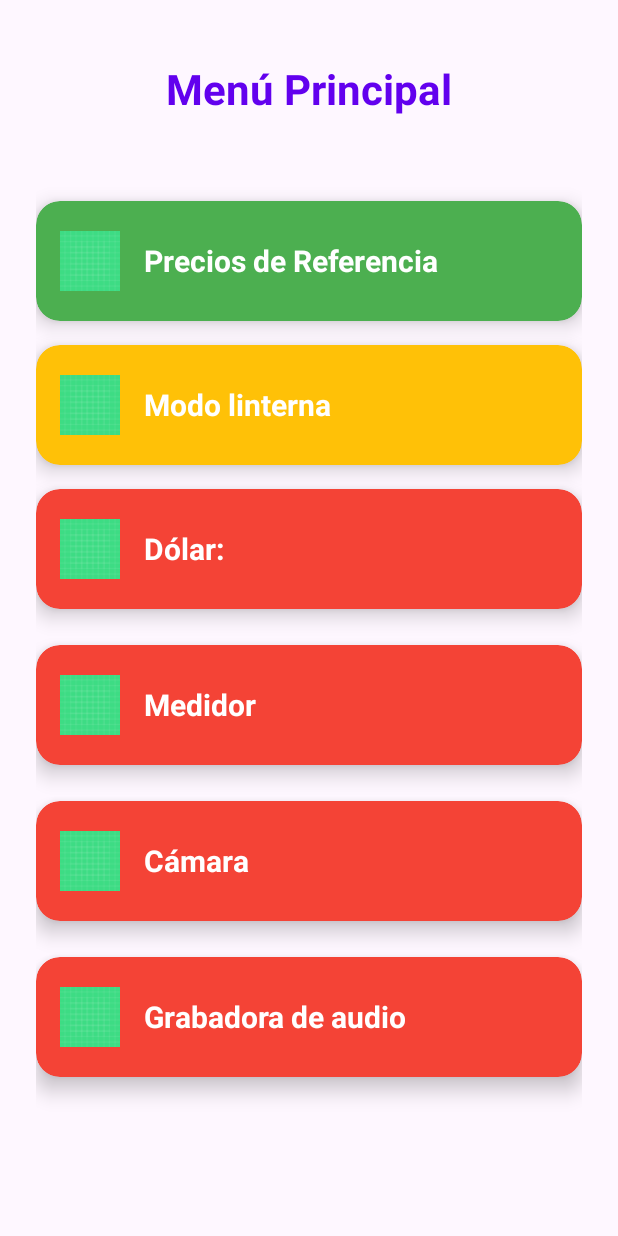
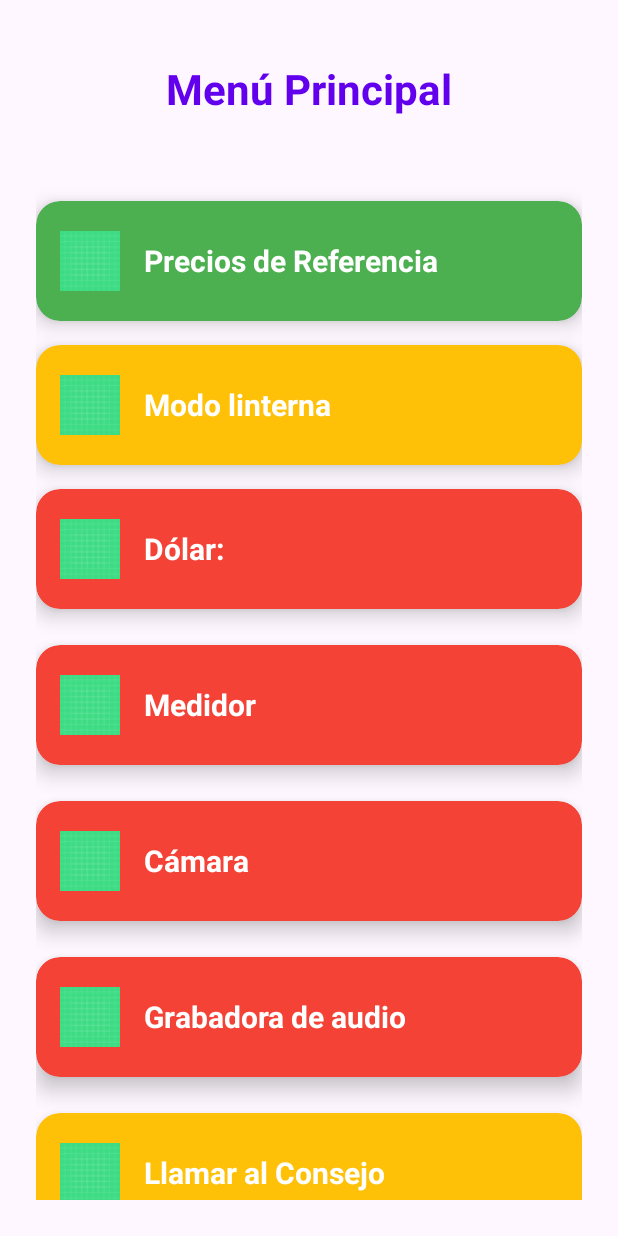
Before and after one commit to FranciscoDadone/LOAM_TP1, an Android app built with Jetpack Compose: the layout activity_main.xml on its own in the app's theme, with its tools: preview values and no code run, on a phone screen of 412 x 824 dp. Run offline under Robolectric (Android 15) with nearby library versions, the phone set to English and light mode, and no system bars.

Commit message:
Llamada al consejo de ingenieria

```diff
--- a/app/src/main/AndroidManifest.xml
+++ b/app/src/main/AndroidManifest.xml
@@ -8,6 +8,7 @@
     <uses-permission android:name="android.permission.VIBRATE" />
     <uses-permission android:name="android.permission.WRITE_EXTERNAL_STORAGE" />
     <uses-permission android:name="android.permission.READ_EXTERNAL_STORAGE" />
+    <uses-permission android:name="android.permission.CALL_PHONE"/>
 
     <application
         android:allowBackup="true"
--- a/app/src/main/java/com/loam/trabajopractico1loam/MainActivity.kt
+++ b/app/src/main/java/com/loam/trabajopractico1loam/MainActivity.kt
@@ -1,12 +1,17 @@
 package com.loam.trabajopractico1loam
 
+import android.Manifest
 import android.content.Context
 import android.content.Intent
+import android.content.pm.PackageManager
 import android.hardware.camera2.CameraManager
+import android.net.Uri
 import android.os.Bundle
 import android.widget.TextView
 import androidx.appcompat.app.AppCompatActivity
 import androidx.cardview.widget.CardView
+import androidx.compose.ui.platform.LocalContext
+import androidx.core.content.ContextCompat
 import androidx.lifecycle.lifecycleScope
 import com.loam.trabajopractico1loam.services.DolarService
 import kotlinx.coroutines.launch
@@ -24,6 +29,7 @@ class MainActivity : AppCompatActivity() {
     private lateinit var btnSeccion4: CardView
     private lateinit var btnMedidor: CardView
     private lateinit var grabadorAudioBtn: CardView
+    private lateinit var btnLlamar: CardView
 
     private lateinit var camaraFrontalBtn: CardView
 
@@ -92,6 +98,7 @@ class MainActivity : AppCompatActivity() {
             btnSeccion4 = findViewById(R.id.btnSeccion4)
             camaraFrontalBtn = findViewById(R.id.camaraFrontalBtn)
             grabadorAudioBtn = findViewById(R.id.grabadorAudioBtn)
+            btnLlamar = findViewById(R.id.btnLlamar)
 
             // Mostrar texto inicial
             cotizacionDolar.text = "Iniciando..."
@@ -119,7 +126,10 @@ class MainActivity : AppCompatActivity() {
         btnPrecios = findViewById(R.id.btnPrecios)
         btnSeccion3 = findViewById(R.id.btnSeccion3)
         btnSeccion4 = findViewById(R.id.btnSeccion4)
+        btnLlamar = findViewById(R.id.btnLlamar)
     }
+
+
 
     private fun setupClickListeners() {
         btnPrecios.setOnClickListener {
@@ -134,5 +144,11 @@ class MainActivity : AppCompatActivity() {
             startActivity(Intent(this, GrabadorAudioActivity::class.java))
         }
 
+        btnLlamar.setOnClickListener {
+            val intent = Intent(Intent.ACTION_DIAL);
+            intent.data = Uri.parse("tel:2954465433")
+            startActivity(intent)
+        }
+
     }
 }
--- a/app/src/main/res/layout/activity_main.xml
+++ b/app/src/main/res/layout/activity_main.xml
@@ -250,4 +250,44 @@
         </LinearLayout>
     </androidx.cardview.widget.CardView>
 
+    <Space
+        android:layout_width="match_parent"
+        android:layout_height="24dp" />
+
+    <androidx.cardview.widget.CardView
+        android:id="@+id/btnLlamar"
+        android:layout_width="match_parent"
+        android:layout_height="80dp"
+        android:layout_marginBottom="16dp"
+        app:cardBackgroundColor="#FFC107"
+        app:cardCornerRadius="16dp"
+        app:cardElevation="8dp"
+        android:clickable="true"
+        android:foreground="?android:attr/selectableItemBackground">
+
+        <LinearLayout
+            android:layout_width="match_parent"
+            android:layout_height="match_parent"
+            android:gravity="center_vertical"
+            android:orientation="horizontal"
+            android:paddingStart="16dp"
+            android:paddingEnd="16dp">
+
+            <ImageView
+                android:layout_width="40dp"
+                android:layout_height="40dp"
+                android:layout_marginEnd="16dp"
+                android:src="@drawable/ic_launcher_background" />
+
+            <TextView
+                android:layout_width="wrap_content"
+                android:layout_height="wrap_content"
+                android:text="Llamar al Consejo"
+                android:textColor="@android:color/white"
+                android:textSize="20sp"
+                android:textStyle="bold" />
+
+        </LinearLayout>
+    </androidx.cardview.widget.CardView>
+
 </LinearLayout>
```
